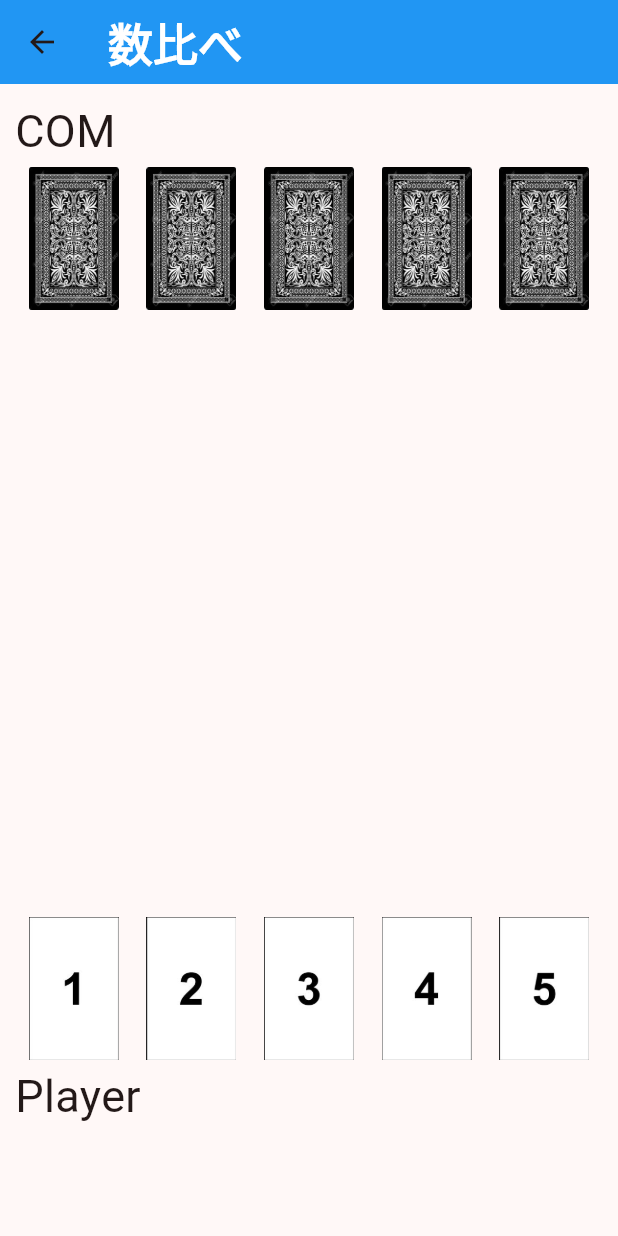
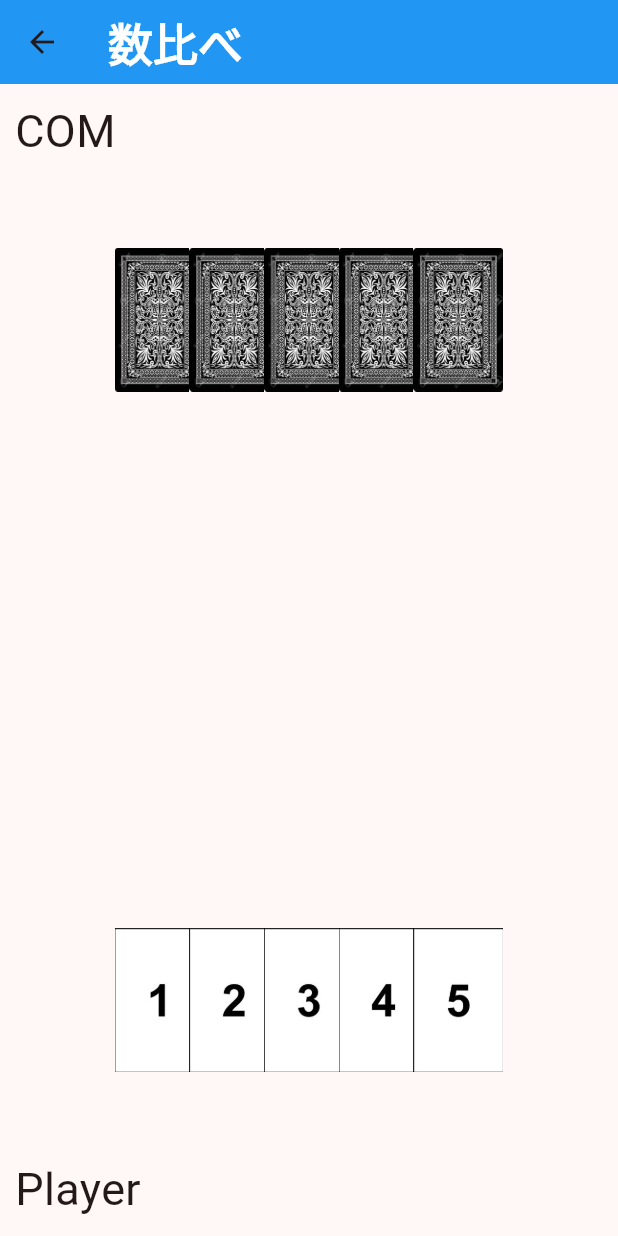
Before and after one commit to tetti1217/CompareNumbersGame, a Flutter app: the GamePage screen opened directly, on a phone screen of 412 x 824 dp. Run offline on Flutter 3.47's test engine with Material 3 defaults, Android fonts, the phone set to English and light mode, and no system bars.

Commit message:
Implement moving animation

```diff
--- a/lib/game_page.dart
+++ b/lib/game_page.dart
@@ -1,4 +1,5 @@
 import 'package:flutter/material.dart';
+import 'package:flutter/widgets.dart';
 import 'package:trump_war/home_page.dart';
 
 class GamePage extends StatefulWidget {
@@ -20,6 +21,13 @@ final comReverseCard4 = Image.asset('images/COM.jpg');
 final comReverseCard5 = Image.asset('images/COM.jpg');
 
 class GamePageState extends State<GamePage> {
+  Alignment _playerCard1Alignment = const Alignment(-0.6, 0.7);
+  void _changePlayerCard1Alignment() {
+    setState(() {
+      _playerCard1Alignment = Alignment.center;
+    });
+  }
+
   @override
   Widget build(BuildContext context) {
     return Scaffold(
@@ -35,85 +43,102 @@ class GamePageState extends State<GamePage> {
       body: Padding(
         padding:
             const EdgeInsets.only(top: 10, right: 10, bottom: 10, left: 10),
-        child: Column(
-          //大枠の階層
-          children: [
+        child: Stack(
+          children: <Widget>[
             const Align(
-              alignment: Alignment.centerLeft,
+              alignment: Alignment.topLeft,
               child: Text(
                 "COM",
                 style: TextStyle(fontSize: 30),
               ),
             ),
-            Row(
-              //COMカード
-              mainAxisAlignment: MainAxisAlignment.spaceAround,
-              children: [
-                SizedBox(
-                  child: comReverseCard1,
+            Align(
+              alignment: const Alignment(-0.6, -0.7),
+              child: SizedBox(
                 width: 60,
                 height: 100,
+                child: comReverseCard1,
               ),
-                SizedBox(
-                  child: comReverseCard2,
+            ),
+            Align(
+              alignment: const Alignment(-0.3, -0.7),
+              child: SizedBox(
                 width: 60,
                 height: 100,
+                child: comReverseCard2,
               ),
-                SizedBox(
-                  child: comReverseCard3,
+            ),
+            Align(
+              alignment: const Alignment(0.0, -0.7),
+              child: SizedBox(
                 width: 60,
                 height: 100,
+                child: comReverseCard3,
               ),
-                SizedBox(
-                  child: comReverseCard4,
+            ),
+            Align(
+              alignment: const Alignment(0.3, -0.7),
+              child: SizedBox(
                 width: 60,
                 height: 100,
+                child: comReverseCard4,
               ),
-                SizedBox(
-                  child: comReverseCard5,
+            ),
+            Align(
+              alignment: const Alignment(0.6, -0.7),
+              child: SizedBox(
                 width: 60,
                 height: 100,
+                child: comReverseCard5,
               ),
-              ],
             ),
-            const SizedBox(height: 400),
-            Row(
-              // Playerカード
-              crossAxisAlignment: CrossAxisAlignment.center,
-              mainAxisAlignment: MainAxisAlignment.spaceAround,
-              children: [
-                GestureDetector(
-                  onTap: () {},
+            AnimatedAlign(
+              alignment: _playerCard1Alignment,
+              curve: Curves.ease,
+              duration: const Duration(seconds: 1),
+              child: GestureDetector(
+                onTap: _changePlayerCard1Alignment,
                 child: SizedBox(
-                    child: playerCard1,
                   width: 60,
                   height: 100,
+                  child: playerCard1,
                 ),
               ),
-                SizedBox(
-                  child: playerCard2,
+            ),
+            Align(
+              alignment: const Alignment(-0.3, 0.7),
+              child: SizedBox(
                 width: 60,
                 height: 100,
+                child: playerCard2,
               ),
-                SizedBox(
-                  child: playerCard3,
+            ),
+            Align(
+              alignment: const Alignment(0.0, 0.7),
+              child: SizedBox(
                 width: 60,
                 height: 100,
+                child: playerCard3,
               ),
-                SizedBox(
-                  child: playerCard4,
+            ),
+            Align(
+              alignment: const Alignment(0.3, 0.7),
+              child: SizedBox(
                 width: 60,
                 height: 100,
+                child: playerCard4,
               ),
-                SizedBox(
-                  child: playerCard5,
+            ),
+            Align(
+              alignment: const Alignment(0.6, 0.7),
+              child: SizedBox(
                 width: 60,
                 height: 100,
+                child: playerCard5,
               ),
-              ],
             ),
             const Align(
-              alignment: Alignment.centerLeft,
+              alignment: Alignment.bottomLeft,
               child: Text(
                 "Player",
                 style: TextStyle(fontSize: 30),
```
Also changed, not shown: 1 other file. Lines whose indentation alone changed are shown as unchanged.
